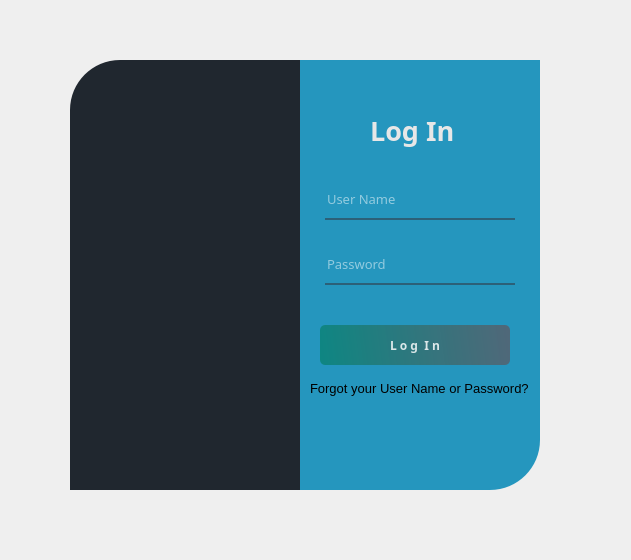
Above: src/view/Login.ui from chonrc/KontrolKitchenApp before the change. Below: the same form after it.
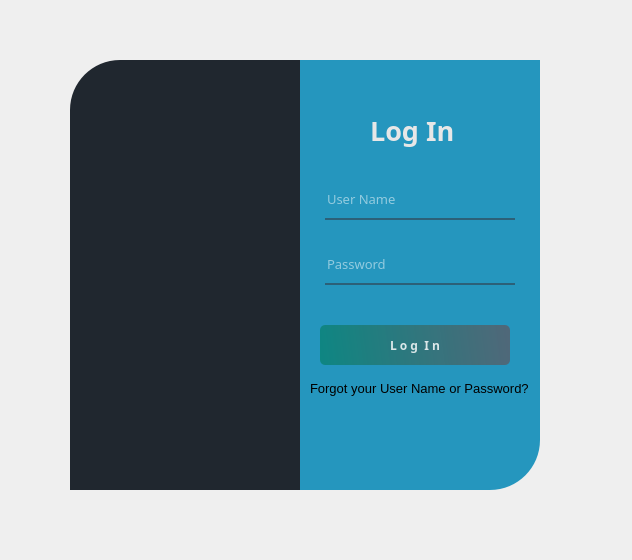
That is the form after the change. Icons and pictures are not drawn.

```diff
--- a/src/view/Login.ui
+++ b/src/view/Login.ui
@@ -6,7 +6,7 @@
    <rect>
     <x>0</x>
     <y>0</y>
-    <width>631</width>
+    <width>632</width>
     <height>560</height>
    </rect>
   </property>
```
Left out of the diff: 4 changed lines with no effect on the pictures.
